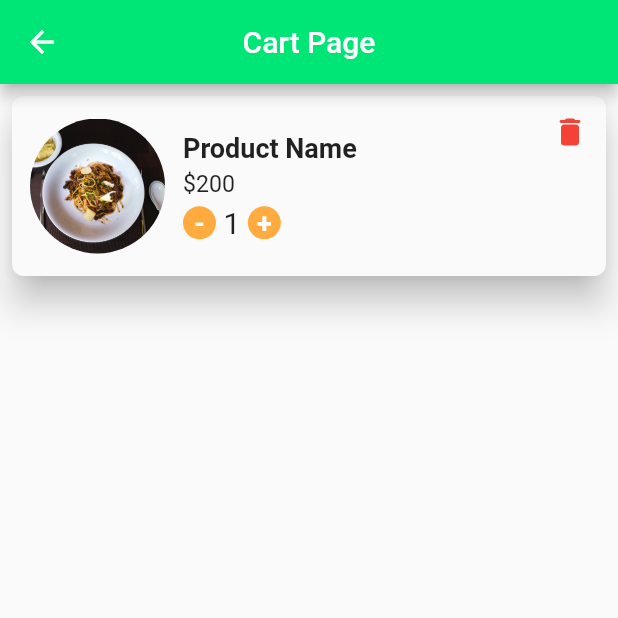
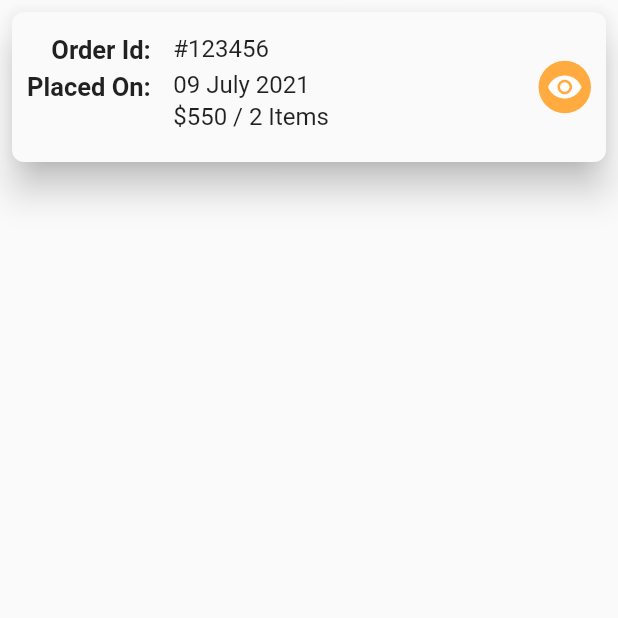
Before and after one commit to anjalikal/Food_delivery_app, a Flutter app: the ExtraPage screen opened directly, on a phone screen of 412 x 824 dp, the top half of it. Run offline on Flutter 3.47's test engine with Material 2 defaults, Android fonts, the phone set to English and light mode, and no system bars; our stand-ins replace carousel_slider, flutter_rating_bar.

Commit message:
Edit Account Page UI & Order History page UI Complete

```diff
--- a/lib/main.dart
+++ b/lib/main.dart
@@ -1,7 +1,9 @@
 import 'package:flutter/material.dart';
 import 'package:food_app/pages/IndexPage.dart';
 import 'package:food_app/pages/checkout_page.dart';
+import 'package:food_app/pages/edit_account_page.dart';
 import 'package:food_app/pages/forgot_password_page.dart';
+import 'package:food_app/pages/order_history_page.dart';
 import 'package:food_app/pages/select_city_page.dart';
 import 'package:food_app/pages/z_extra_page.dart';
 
--- a/lib/pages/z_extra_page.dart
+++ b/lib/pages/z_extra_page.dart
@@ -1,6 +1,4 @@
-import 'package:flutter/cupertino.dart';
 import 'package:flutter/material.dart';
-import 'package:food_app/constants.dart';
 
 class ExtraPage extends StatefulWidget {
   const ExtraPage({Key? key}) : super(key: key);
@@ -9,149 +7,90 @@ class ExtraPage extends StatefulWidget {
   _ExtraPageState createState() => _ExtraPageState();
 }
 
-
 class _ExtraPageState extends State<ExtraPage> {
-
   int itemCount = 1;
 
   @override
   Widget build(BuildContext context) {
     return Scaffold(
-      appBar: AppBar(
-        title: Text('Cart Page'),
-        centerTitle: true,
-        backgroundColor: kGreenColor,
-      ),
-      body: Padding(
+      body: SafeArea(
+        child: Padding(
           padding: const EdgeInsets.all(8.0),
           child: Material(
             elevation: 10,
             borderRadius: BorderRadius.circular(8),
             child: Container(
-            height: 120,
+              padding: EdgeInsets.all(10),
+              width: MediaQuery.of(context).size.width,
+              height: 100,
+              child: Center(
+                child: Container(
                   child: Row(
-              crossAxisAlignment: CrossAxisAlignment.start,
+                    crossAxisAlignment: CrossAxisAlignment.center,
                     mainAxisAlignment: MainAxisAlignment.spaceBetween,
                     children: [
                       Container(
+                        padding: EdgeInsets.only(top: 5),
                         child: Row(
                           children: [
-                      Padding(
-                        padding: const EdgeInsets.symmetric(horizontal: 12),
-                        child: Container(
-                          height: 90,
-                          width: 90,
-                          decoration: BoxDecoration(
-                            shape: BoxShape.circle,
-                            image: DecorationImage(
-                              image: AssetImage('images/cart_img.jpg'),
-                              fit: BoxFit.cover,
-                            )
+                            Column(
+                              crossAxisAlignment: CrossAxisAlignment.end,
+                              children: [
+                                Text(
+                                  'Order Id:',
+                                  style: TextStyle(
+                                      fontWeight: FontWeight.bold, fontSize: 17),
                                 ),
+                                SizedBox(height: 5),
+                                Text(
+                                  'Placed On:',
+                                  style: TextStyle(
+                                      fontWeight: FontWeight.bold, fontSize: 17),
                                 ),
+                              ],
                             ),
-                      Container(
-                        child: Column(
+                            SizedBox(width: 15),
+                            Column(
                               crossAxisAlignment: CrossAxisAlignment.start,
-                          mainAxisAlignment: MainAxisAlignment.center,
                               children: [
-                            Container(
-                              child: Text(
-                                'Product Name ',
-                                softWrap: true,
-                                maxLines: 1,
+                                Text(
+                                  '#123456',
                                   style: TextStyle(
-                                  fontWeight: FontWeight.bold,
-                                  fontSize: 18,
-                                ),
+                                    fontSize: 16,
                                   ),
                                 ),
                                 SizedBox(height: 5),
-                            Container(
-                              child: Text('\$200', textScaleFactor: 1.1,),
-                            ),
-                            SizedBox(height: 5),
-                            Container(
-                              child: Row(
-                                children: [
-                                  GestureDetector(
-                                    onTap: () {
-                                      if (itemCount < 2) {
-                                      } else {
-                                        setState(() {
-                                          itemCount--;
-                                        });
-                                      }
-                                    },
-                                    child: Container(
-                                      width: 22,
-                                      height: 22,
-                                      decoration: BoxDecoration(
-                                        borderRadius: BorderRadius.circular(20),
-                                        color: Colors.orangeAccent,
-                                      ),
-                                      child: Center(
-                                        child: Text(
-                                          '-',
+                                Text(
+                                  '09 July 2021',
                                   style: TextStyle(
-                                              fontWeight: FontWeight.bold,
-                                              fontSize: 18,
-                                              color: Colors.white),
-                                          textAlign: TextAlign.center,
+                                    fontSize: 16,
                                   ),
                                 ),
-                                    ),
-                                  ),
-                                  SizedBox(width: 5),
+                                SizedBox(height: 2),
                                 Text(
-                                    itemCount.toString(),
-                                    style: TextStyle(fontSize: 20),
-                                  ),
-                                  SizedBox(width: 5),
-                                  GestureDetector(
-                                    onTap: () {
-                                      setState(() {
-                                        itemCount++;
-                                      });
-                                    },
-                                    child: Container(
-                                      width: 22,
-                                      height: 22,
-                                      decoration: BoxDecoration(
-                                        borderRadius: BorderRadius.circular(20),
-                                        color: Colors.orangeAccent,
-                                      ),
-                                      child: Center(
-                                        child: Text(
-                                          '+',
+                                  '\$550 / 2 Items',
                                   style: TextStyle(
-                                              fontWeight: FontWeight.bold,
-                                              fontSize: 18,
-                                              color: Colors.white),
-                                          textAlign: TextAlign.center,
-                                        ),
-                                      ),
+                                    fontSize: 16,
                                   ),
                                 ),
                               ],
-                              ),
-                            ),
-                          ],
-                        ),
                             ),
                           ],
                         ),
                       ),
                       Container(
-                  child: IconButton(
-                    onPressed: () {
-                      print('Clicked on Delete');
-                    },
-                    color: Colors.red,
-                    icon: Icon(Icons.delete_rounded),
+                        height: 35,
+                        width: 35,
+                        decoration: BoxDecoration(
+                          shape: BoxShape.circle,
+                          color: Colors.orangeAccent,
+                        ),
+                        child: Icon(Icons.remove_red_eye_rounded, color: Colors.white,),
+                      ),
+                    ],
                   ),
                 ),
-              ],
+              ),
             ),
           ),
         ),
--- a/lib/widgets/custom_drawer.dart
+++ b/lib/widgets/custom_drawer.dart
@@ -1,5 +1,7 @@
 import 'package:flutter/material.dart';
 import 'package:food_app/constants.dart';
+import 'package:food_app/pages/order_history_page.dart';
+import 'package:food_app/pages/profile_page.dart';
 import 'package:food_app/pages/select_city_page.dart';
 
 class CstDrawer extends StatelessWidget {
@@ -132,6 +134,7 @@ class CstDrawer extends StatelessWidget {
                       {
                         print('My Account');
                         Navigator.pop(context);
+                        Navigator.push(context, MaterialPageRoute(builder: (context) => ProfilePage()));
                       },
                       child: Row(
                         children: [
@@ -150,6 +153,7 @@ class CstDrawer extends StatelessWidget {
                       onTap: () {
                         print('My Order');
                         Navigator.pop(context);
+                        Navigator.push(context, MaterialPageRoute(builder: (context) => OrderHistoryPage()));
                         },
                       child: Row(
                         children: [
```
Also changed, not shown: lib/pages/edit_account_page.dart (added, +346 -0 lines), lib/pages/order_history_page.dart (added, +250 -0 lines). Lines whose indentation alone changed are shown as unchanged.
